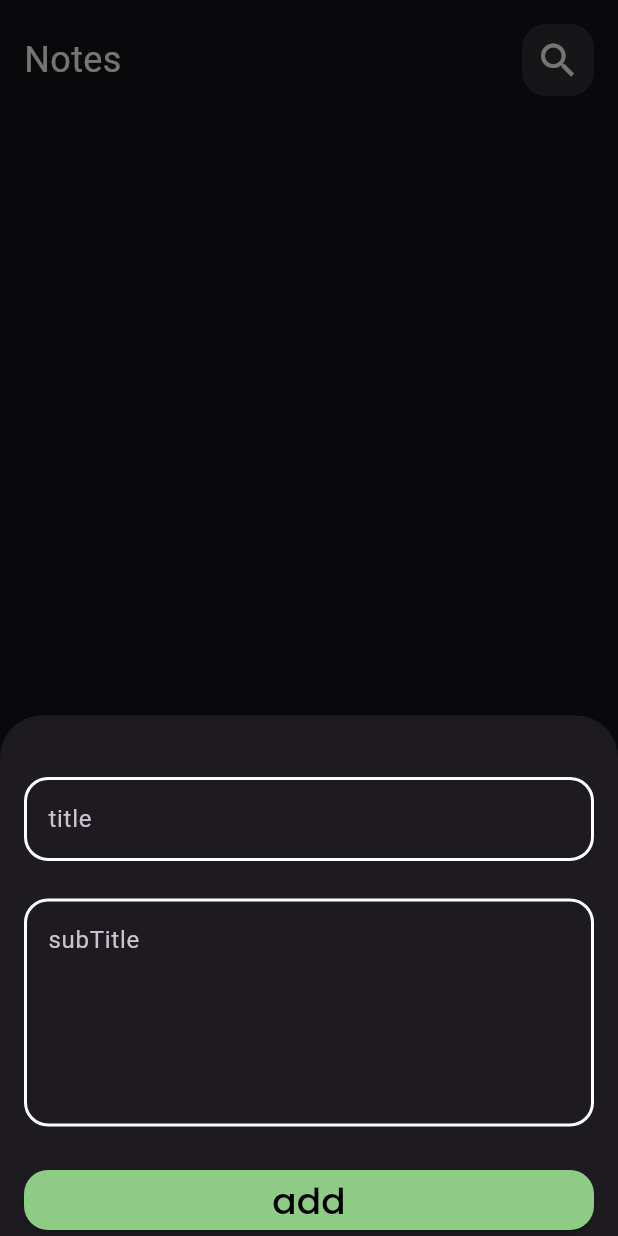
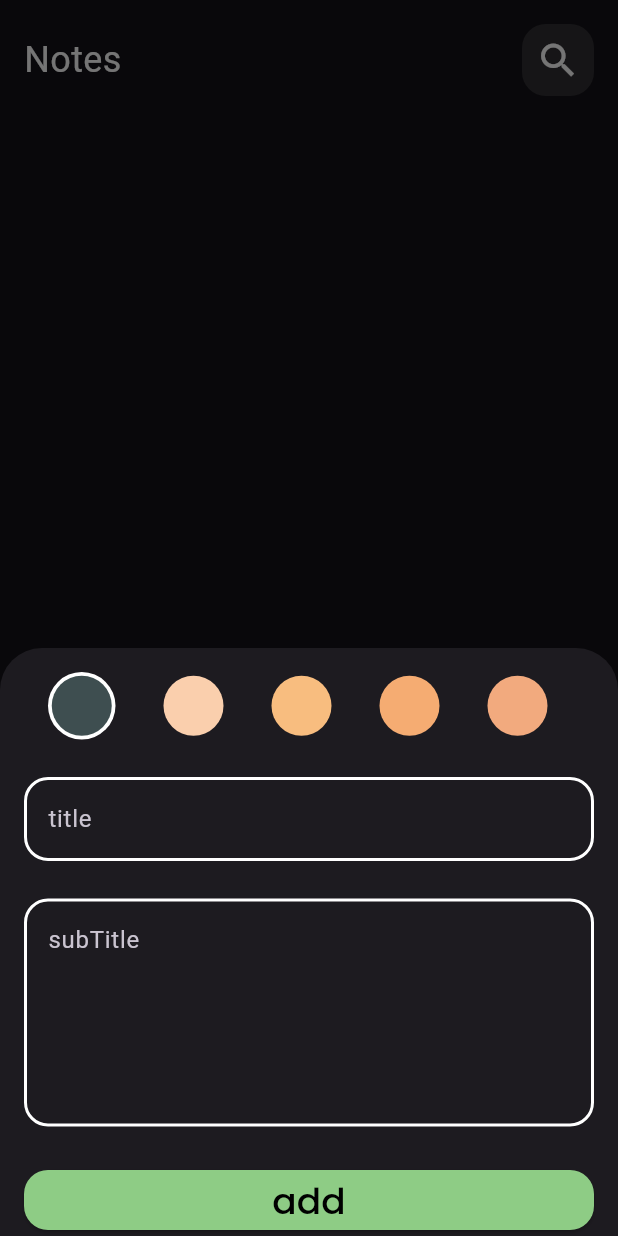
Before and after one commit to yossefabbasya19/notes_app, a Flutter app: the screen it shows after launch, after a tap on the "add" icon, on a phone screen of 412 x 824 dp. Run offline on Flutter 3.47's test engine with Material 3 defaults, Android fonts, the phone set to English and light mode, and no system bars; our stand-ins replace bloc, flutter_bloc, google_fonts, hive, hive_flutter, modal_progress_hud_nsn; accounts and stored records are empty.

Commit message:
final commit

```diff
--- a/lib/constant.dart
+++ b/lib/constant.dart
@@ -1 +1,10 @@
+import 'dart:ui';
+
 String kNote = "notes_box";
+List<Color> colors = [
+  Color(0xff3E4E50),
+  Color(0xffFACFAD),
+  Color(0xffF8BD7F),
+  Color(0xffF5AC72),
+  Color(0xffF2AA7E),
+];
--- a/lib/cubit/add_notes/add_notes_cubit.dart
+++ b/lib/cubit/add_notes/add_notes_cubit.dart
@@ -1,3 +1,4 @@
+import 'dart:ui';
 
 import 'package:flutter_bloc/flutter_bloc.dart';
 import 'package:hive/hive.dart';
@@ -9,14 +10,16 @@ part 'add_notes_state.dart';
 
 class AddNotesCubit extends Cubit<AddNotesState> {
   AddNotesCubit() : super(AddNotesInitial());
-  Future<void> addNotes (NoteModel note)async {
+  Color color = Color(0xff3E4E50);
+  Future<void> addNotes(NoteModel note) async {
+    note.color = color.toARGB32();
     emit(AddNotesLoading());
     await Future.delayed(Duration(seconds: 1));
-    try{
+    try {
       var notesBox = Hive.box<NoteModel>(kNote);
       await notesBox.add(note);
       emit(AddNotesSuccess());
-    }catch(e){
+    } catch (e) {
       emit(AddNotesFailure(errMassage: e.toString()));
     }
   }
--- a/lib/models/note_model.dart
+++ b/lib/models/note_model.dart
@@ -9,7 +9,7 @@ class NoteModel extends HiveObject {
   @HiveField(2)
   final String date;
   @HiveField(3)
-  final int color;
+  int color;
 
   NoteModel({
     required this.title,
--- a/lib/views/notes_view.dart
+++ b/lib/views/notes_view.dart
@@ -1,10 +1,6 @@
 import 'package:flutter/material.dart';
-import 'package:flutter_bloc/flutter_bloc.dart';
-import 'package:google_fonts/google_fonts.dart';
-import 'package:notes_app/cubit/fetch_data/fetch_data_cubit.dart';
 import 'package:notes_app/views/widgets/custom_app_bar.dart';
 import 'package:notes_app/views/widgets/custom_bottom_sheet.dart';
-import 'package:notes_app/views/widgets/notes_card.dart';
 import 'package:notes_app/views/widgets/notes_card_List_view.dart';
 
 class NotesView extends StatelessWidget {
--- /dev/null
+++ b/lib/views/widgets/colors_selector/color_seletor.dart
@@ -0,0 +1,65 @@
+import 'package:flutter/material.dart';
+import 'package:flutter_bloc/flutter_bloc.dart';
+import 'package:notes_app/constant.dart';
+import 'package:notes_app/cubit/add_notes/add_notes_cubit.dart';
+
+class ColorsItem extends StatelessWidget {
+  const ColorsItem({super.key, required this.isActive,required this.color});
+  final Color color;
+  final bool isActive;
+
+  @override
+  Widget build(BuildContext context) {
+    return isActive
+        ? Padding(
+          padding: const EdgeInsets.symmetric(horizontal: 16.0),
+          child: CircleAvatar(
+            backgroundColor: Colors.white,
+            radius: 22.5,
+            child: CircleAvatar(
+              radius: 20,
+              backgroundColor: color,
+            ),
+          ),
+        )
+        : Padding(
+          padding: const EdgeInsets.symmetric(horizontal: 16.0),
+          child: CircleAvatar(
+            radius: 20,
+            backgroundColor: color,
+          ),
+        );
+  }
+}
+
+class ColorsListView extends StatefulWidget {
+  ColorsListView({super.key});
+
+  @override
+  State<ColorsListView> createState() => _ColorsListViewState();
+}
+
+class _ColorsListViewState extends State<ColorsListView> {
+  int currentIndex = 0;
+
+  @override
+  Widget build(BuildContext context) {
+    return SizedBox(
+      height: 22.5 * 2,
+      child: ListView.builder(
+        scrollDirection: Axis.horizontal,
+        itemCount: 5,
+        itemBuilder: (context, index) {
+          return GestureDetector(
+            onTap: () {
+              currentIndex = index;
+              BlocProvider.of<AddNotesCubit>(context).color = colors[index];
+              setState(() {});
+            },
+            child: ColorsItem(isActive: currentIndex == index,color: colors[index],),
+          );
+        },
+      ),
+    );
+  }
+}
--- a/lib/views/widgets/custom_bottom_sheet.dart
+++ b/lib/views/widgets/custom_bottom_sheet.dart
@@ -4,6 +4,7 @@ import 'package:google_fonts/google_fonts.dart';
 import 'package:notes_app/cubit/add_notes/add_notes_cubit.dart';
 import 'package:notes_app/cubit/fetch_data/fetch_data_cubit.dart';
 import 'package:notes_app/models/note_model.dart';
+import 'package:notes_app/views/widgets/colors_selector/color_seletor.dart';
 import 'package:notes_app/views/widgets/custom_text_field.dart';
 
 class CustomBottomSheet extends StatefulWidget {
@@ -24,12 +25,18 @@ class _CustomBottomSheetState extends State<CustomBottomSheet> {
     return BlocProvider(
       create: (context) => AddNotesCubit(),
       child: Container(
-        padding: EdgeInsets.only(top: 16,left: 16,right: 16,bottom: MediaQuery.of(context).viewInsets.bottom),
+        padding: EdgeInsets.only(
+          top: 16,
+          left: 16,
+          right: 16,
+          bottom: MediaQuery.of(context).viewInsets.bottom,
+        ),
         child: SingleChildScrollView(
           child: Form(
             key: formKey,
             child: Column(
               children: [
+                ColorsListView(),
                 SizedBox(height: 25),
                 CustomTextField(
                   hintText: "title",
@@ -51,6 +58,7 @@ class _CustomBottomSheetState extends State<CustomBottomSheet> {
                     if (state is AddNotesFailure) {
                       print(state.errMassage);
                     } else if (state is AddNotesSuccess) {
+                      BlocProvider.of<FetchDataCubit>(context).fetchData();
                       Navigator.pop(context);
                     }
                   },
@@ -68,7 +76,7 @@ class _CustomBottomSheetState extends State<CustomBottomSheet> {
                             ),
                           ),
                         ),
-                        onPressed: () async{
+                        onPressed: () async {
                           if (formKey.currentState!.validate()) {
                             formKey.currentState!.save();
                             NoteModel note = NoteModel(
@@ -77,10 +85,9 @@ class _CustomBottomSheetState extends State<CustomBottomSheet> {
                               date: DateTime.now().toString(),
                               subtitle: subTitle!,
                             );
-                           await BlocProvider.of<AddNotesCubit>(
+                            await BlocProvider.of<AddNotesCubit>(
                               context,
                             ).addNotes(note);
-                            BlocProvider.of<FetchDataCubit>(context).fetchData();
                           }
                         },
                         child:
--- a/lib/views/widgets/notes_card_List_view.dart
+++ b/lib/views/widgets/notes_card_List_view.dart
@@ -30,9 +30,6 @@ class _NotesCardListViewState extends State<NotesCardListView> {
             itemBuilder:
                 (context, index) => NotesCard(
                   noteModel: notes[index],
-                  title: notes[index].title,
-                  subTitle: notes[index].subtitle,
-                  noteKey: notes[index].key,
                 ),
           ),
         );
```
Also changed, not shown: lib/views/edit_notes.dart (+33 -0 lines), lib/views/widgets/notes_card.dart (+5 -10 lines), lib/cubit/edit_notes/edit_notes_cubit.dart (added), lib/cubit/edit_notes/edit_notes_state.dart (added).
